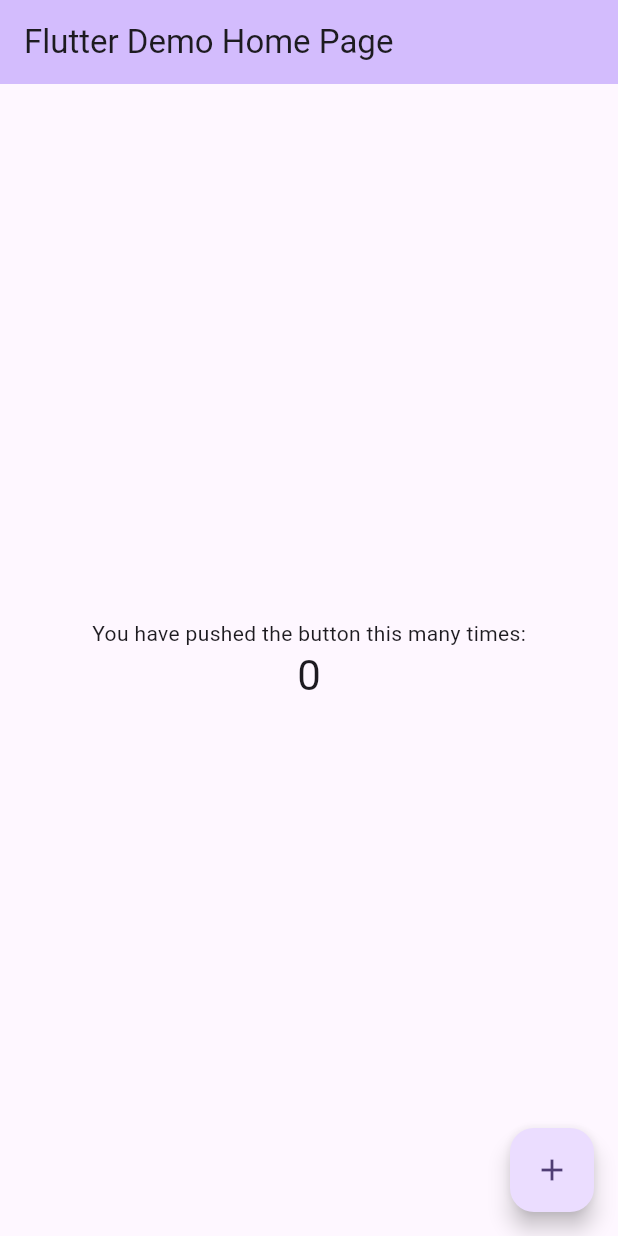
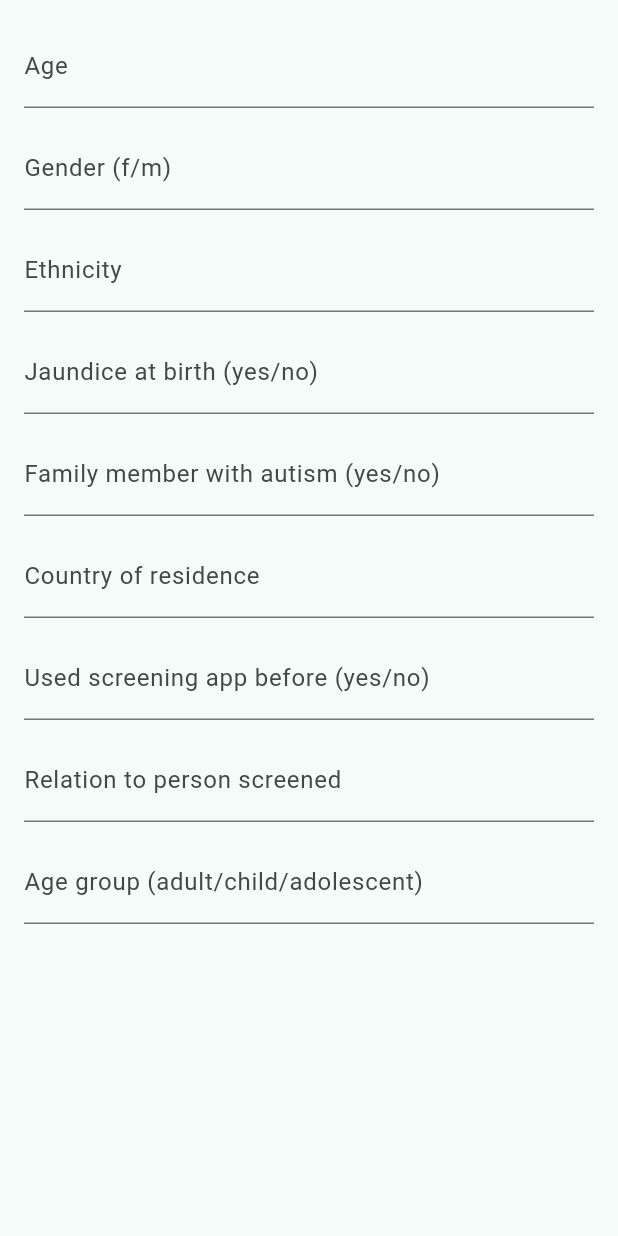
Before and after one commit to Divine-kuzo/linear_regression_model, a Flutter app: the screen it shows after launch, on a phone screen of 412 x 824 dp. Run offline on Flutter 3.47's test engine with Material 3 defaults, Android fonts, the phone set to English and light mode, and no system bars.

Commit message:
step 2: single prediction page with 9 input fields
One StatefulWidget with a scrollable column of 9 TextFormFields matching
PredictRequest: age, gender, ethnicity, jundice, austim, contry_of_res,
used_app_before, relation, age_group. Removed the stale counter-app
widget test that no longer matches this page.

```diff
--- a/summative/FlutterApp/lib/main.dart
+++ b/summative/FlutterApp/lib/main.dart
@@ -7,115 +7,105 @@ void main() {
 class MyApp extends StatelessWidget {
   const MyApp({super.key});
 
-  // This widget is the root of your application.
   @override
   Widget build(BuildContext context) {
     return MaterialApp(
-      title: 'Flutter Demo',
-      theme: ThemeData(
-        // This is the theme of your application.
-        //
-        // TRY THIS: Try running your application with "flutter run". You'll see
-        // the application has a purple toolbar. Then, without quitting the app,
-        // try changing the seedColor in the colorScheme below to Colors.green
-        // and then invoke "hot reload" (save your changes or press the "hot
-        // reload" button in a Flutter-supported IDE, or press "r" if you used
-        // the command line to start the app).
-        //
-        // Notice that the counter didn't reset back to zero; the application
-        // state is not lost during the reload. To reset the state, use hot
-        // restart instead.
-        //
-        // This works for code too, not just values: Most code changes can be
-        // tested with just a hot reload.
-        colorScheme: .fromSeed(seedColor: Colors.deepPurple),
-      ),
-      home: const MyHomePage(title: 'Flutter Demo Home Page'),
+      title: 'Autism Screening Predictor',
+      theme: ThemeData(colorScheme: ColorScheme.fromSeed(seedColor: Colors.teal)),
+      home: const PredictionPage(),
     );
   }
 }
 
-class MyHomePage extends StatefulWidget {
-  const MyHomePage({super.key, required this.title});
-
-  // This widget is the home page of your application. It is stateful, meaning
-  // that it has a State object (defined below) that contains fields that affect
-  // how it looks.
-
-  // This class is the configuration for the state. It holds the values (in this
-  // case the title) provided by the parent (in this case the App widget) and
-  // used by the build method of the State. Fields in a Widget subclass are
-  // always marked "final".
-
-  final String title;
+class PredictionPage extends StatefulWidget {
+  const PredictionPage({super.key});
 
   @override
-  State<MyHomePage> createState() => _MyHomePageState();
+  State<PredictionPage> createState() => _PredictionPageState();
 }
 
-class _MyHomePageState extends State<MyHomePage> {
-  int _counter = 0;
+class _PredictionPageState extends State<PredictionPage> {
+  final _ageController = TextEditingController();
+  final _genderController = TextEditingController();
+  final _ethnicityController = TextEditingController();
+  final _jundiceController = TextEditingController();
+  final _austimController = TextEditingController();
+  final _contryOfResController = TextEditingController();
+  final _usedAppBeforeController = TextEditingController();
+  final _relationController = TextEditingController();
+  final _ageGroupController = TextEditingController();
 
-  void _incrementCounter() {
-    setState(() {
-      // This call to setState tells the Flutter framework that something has
-      // changed in this State, which causes it to rerun the build method below
-      // so that the display can reflect the updated values. If we changed
-      // _counter without calling setState(), then the build method would not be
-      // called again, and so nothing would appear to happen.
-      _counter++;
-    });
+  @override
+  void dispose() {
+    _ageController.dispose();
+    _genderController.dispose();
+    _ethnicityController.dispose();
+    _jundiceController.dispose();
+    _austimController.dispose();
+    _contryOfResController.dispose();
+    _usedAppBeforeController.dispose();
+    _relationController.dispose();
+    _ageGroupController.dispose();
+    super.dispose();
   }
 
   @override
   Widget build(BuildContext context) {
-    // This method is rerun every time setState is called, for instance as done
-    // by the _incrementCounter method above.
-    //
-    // The Flutter framework has been optimized to make rerunning build methods
-    // fast, so that you can just rebuild anything that needs updating rather
-    // than having to individually change instances of widgets.
     return Scaffold(
-      appBar: AppBar(
-        // TRY THIS: Try changing the color here to a specific color (to
-        // Colors.amber, perhaps?) and trigger a hot reload to see the AppBar
-        // change color while the other colors stay the same.
-        backgroundColor: Theme.of(context).colorScheme.inversePrimary,
-        // Here we take the value from the MyHomePage object that was created by
-        // the App.build method, and use it to set our appbar title.
-        title: Text(widget.title),
-      ),
-      body: Center(
-        // Center is a layout widget. It takes a single child and positions it
-        // in the middle of the parent.
-        child: Column(
-          // Column is also a layout widget. It takes a list of children and
-          // arranges them vertically. By default, it sizes itself to fit its
-          // children horizontally, and tries to be as tall as its parent.
-          //
-          // Column has various properties to control how it sizes itself and
-          // how it positions its children. Here we use mainAxisAlignment to
-          // center the children vertically; the main axis here is the vertical
-          // axis because Columns are vertical (the cross axis would be
-          // horizontal).
-          //
-          // TRY THIS: Invoke "debug painting" (choose the "Toggle Debug Paint"
-          // action in the IDE, or press "p" in the console), to see the
-          // wireframe for each widget.
-          mainAxisAlignment: .center,
-          children: [
-            const Text('You have pushed the button this many times:'),
-            Text(
-              '$_counter',
-              style: Theme.of(context).textTheme.headlineMedium,
-            ),
-          ],
+      body: SafeArea(
+        child: SingleChildScrollView(
+          padding: const EdgeInsets.all(16),
+          child: Column(
+            crossAxisAlignment: CrossAxisAlignment.stretch,
+            children: [
+              TextFormField(
+                controller: _ageController,
+                keyboardType: TextInputType.number,
+                decoration: const InputDecoration(labelText: 'Age'),
+              ),
+              const SizedBox(height: 12),
+              TextFormField(
+                controller: _genderController,
+                decoration: const InputDecoration(labelText: 'Gender (f/m)'),
+              ),
+              const SizedBox(height: 12),
+              TextFormField(
+                controller: _ethnicityController,
+                decoration: const InputDecoration(labelText: 'Ethnicity'),
+              ),
+              const SizedBox(height: 12),
+              TextFormField(
+                controller: _jundiceController,
+                decoration: const InputDecoration(labelText: 'Jaundice at birth (yes/no)'),
+              ),
+              const SizedBox(height: 12),
+              TextFormField(
+                controller: _austimController,
+                decoration: const InputDecoration(labelText: 'Family member with autism (yes/no)'),
+              ),
+              const SizedBox(height: 12),
+              TextFormField(
+                controller: _contryOfResController,
+                decoration: const InputDecoration(labelText: 'Country of residence'),
+              ),
+              const SizedBox(height: 12),
+              TextFormField(
+                controller: _usedAppBeforeController,
+                decoration: const InputDecoration(labelText: 'Used screening app before (yes/no)'),
+              ),
+              const SizedBox(height: 12),
+              TextFormField(
+                controller: _relationController,
+                decoration: const InputDecoration(labelText: 'Relation to person screened'),
+              ),
+              const SizedBox(height: 12),
+              TextFormField(
+                controller: _ageGroupController,
+                decoration: const InputDecoration(labelText: 'Age group (adult/child/adolescent)'),
+              ),
+            ],
+          ),
         ),
-      ),
-      floatingActionButton: FloatingActionButton(
-        onPressed: _incrementCounter,
-        tooltip: 'Increment',
-        child: const Icon(Icons.add),
       ),
     );
   }
```
Also changed, not shown: 1 other file.
